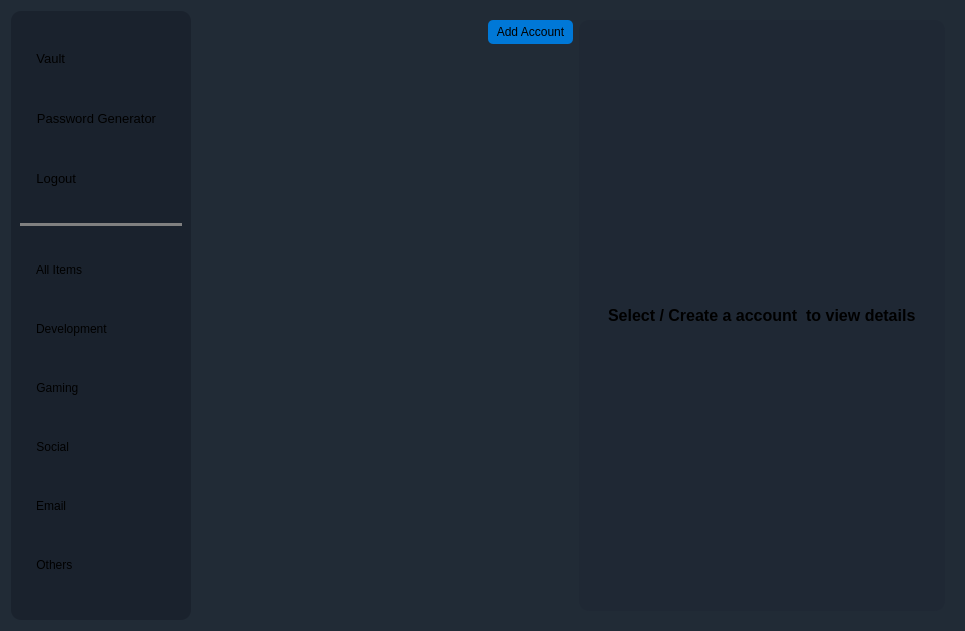
Qt form pages/view/dashboard/dashboard.ui (SahisN/PasswordManager) before a commit.
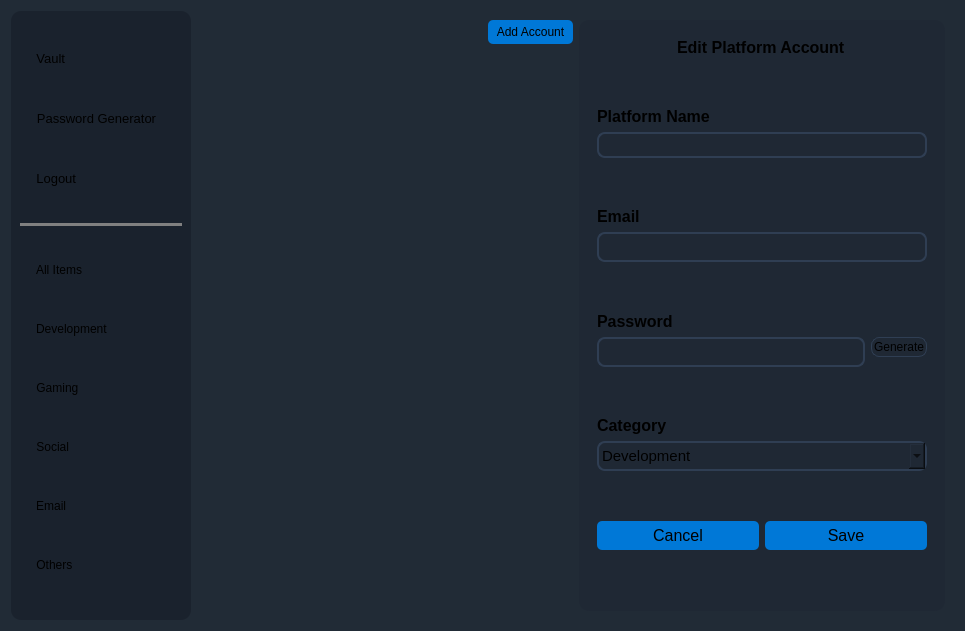
The same form after that commit. The open tabs and pages were chosen to show the change. Icons and pictures are not drawn.

Commit message: feat: Added option to edit for existing accounts

Diff of the .ui file:
```diff
--- a/pages/view/dashboard/dashboard.ui
+++ b/pages/view/dashboard/dashboard.ui
@@ -500,6 +500,19 @@
             <enum>QFrame::Shadow::Raised</enum>
            </property>
            <layout class="QVBoxLayout" name="verticalLayout_8">
+            <item>
+             <spacer name="verticalSpacer_14">
+              <property name="orientation">
+               <enum>Qt::Orientation::Vertical</enum>
+              </property>
+              <property name="sizeHint" stdset="0">
+               <size>
+                <width>20</width>
+                <height>40</height>
+               </size>
+              </property>
+             </spacer>
+            </item>
             <item>
              <widget class="QStackedWidget" name="accountPanel">
               <property name="maximumSize">
@@ -942,6 +955,333 @@
                 </item>
                </layout>
               </widget>
+              <widget class="QWidget" name="editAccountPanel">
+               <layout class="QVBoxLayout" name="verticalLayout_9">
+                <item alignment="Qt::AlignmentFlag::AlignHCenter">
+                 <widget class="QLabel" name="editAccountTitle">
+                  <property name="font">
+                   <font>
+                    <pointsize>12</pointsize>
+                    <bold>true</bold>
+                   </font>
+                  </property>
+                  <property name="text">
+                   <string>Edit Platform Account</string>
+                  </property>
+                 </widget>
+                </item>
+                <item>
+                 <spacer name="verticalSpacer_13">
+                  <property name="orientation">
+                   <enum>Qt::Orientation::Vertical</enum>
+                  </property>
+                  <property name="sizeHint" stdset="0">
+                   <size>
+                    <width>20</width>
+                    <height>40</height>
+                   </size>
+                  </property>
+                 </spacer>
+                </item>
+                <item alignment="Qt::AlignmentFlag::AlignBottom">
+                 <widget class="QLabel" name="label_5">
+                  <property name="font">
+                   <font>
+                    <pointsize>12</pointsize>
+                    <bold>true</bold>
+                   </font>
+                  </property>
+                  <property name="text">
+                   <string>Platform Name</string>
+                  </property>
+                 </widget>
+                </item>
+                <item>
+                 <widget class="QLineEdit" name="editPlatformName">
+                  <property name="styleSheet">
+                   <string notr="true">border: 2px solid #2f3e53;;
+border-radius: 8px;
+padding: 3px;
+
+</string>
+                  </property>
+                 </widget>
+                </item>
+                <item>
+                 <spacer name="verticalSpacer_12">
+                  <property name="orientation">
+                   <enum>Qt::Orientation::Vertical</enum>
+                  </property>
+                  <property name="sizeHint" stdset="0">
+                   <size>
+                    <width>20</width>
+                    <height>40</height>
+                   </size>
+                  </property>
+                 </spacer>
+                </item>
+                <item alignment="Qt::AlignmentFlag::AlignBottom">
+                 <widget class="QLabel" name="label_2">
+                  <property name="font">
+                   <font>
+                    <pointsize>12</pointsize>
+                    <bold>true</bold>
+                   </font>
+                  </property>
+                  <property name="text">
+                   <string>Email</string>
+                  </property>
+                 </widget>
+                </item>
+                <item>
+                 <widget class="QLineEdit" name="editEmailInput">
+                  <property name="font">
+                   <font>
+                    <pointsize>11</pointsize>
+                   </font>
+                  </property>
+                  <property name="styleSheet">
+                   <string notr="true">border: 2px solid #2f3e53;;
+border-radius: 8px;
+padding: 3px;
+
+</string>
+                  </property>
+                 </widget>
+                </item>
+                <item>
+                 <spacer name="verticalSpacer_11">
+                  <property name="orientation">
+                   <enum>Qt::Orientation::Vertical</enum>
+                  </property>
+                  <property name="sizeHint" stdset="0">
+                   <size>
+                    <width>20</width>
+                    <height>40</height>
+                   </size>
+                  </property>
+                 </spacer>
+                </item>
+                <item alignment="Qt::AlignmentFlag::AlignBottom">
+                 <widget class="QLabel" name="label_3">
+                  <property name="font">
+                   <font>
+                    <pointsize>12</pointsize>
+                    <bold>true</bold>
+                   </font>
+                  </property>
+                  <property name="text">
+                   <string>Password</string>
+                  </property>
+                 </widget>
+                </item>
+                <item>
+                 <layout class="QHBoxLayout" name="horizontalLayout_7">
+                  <item alignment="Qt::AlignmentFlag::AlignTop">
+                   <widget class="QLineEdit" name="editPasswordInput">
+                    <property name="font">
+                     <font>
+                      <pointsize>11</pointsize>
+                     </font>
+                    </property>
+                    <property name="styleSheet">
+                     <string notr="true">border: 2px solid #2f3e53;;
+border-radius: 8px;
+padding: 3px;
+
+</string>
+                    </property>
+                   </widget>
+                  </item>
+                  <item alignment="Qt::AlignmentFlag::AlignTop">
+                   <widget class="QPushButton" name="generatePasswordBtn">
+                    <property name="styleSheet">
+                     <string notr="true">border: 1px solid #2f3e53;;
+border-radius: 8px;
+padding: 2px;
+
+</string>
+                    </property>
+                    <property name="text">
+                     <string>Generate</string>
+                    </property>
+                    <property name="icon">
+                     <iconset resource="../../../resources.qrc">
+                      <normaloff>:/img/images/restart_logo.svg</normaloff>:/img/images/restart_logo.svg</iconset>
+                    </property>
+                    <property name="iconSize">
+                     <size>
+                      <width>24</width>
+                      <height>24</height>
+                     </size>
+                    </property>
+                   </widget>
+                  </item>
+                 </layout>
+                </item>
+                <item>
+                 <spacer name="verticalSpacer_10">
+                  <property name="orientation">
+                   <enum>Qt::Orientation::Vertical</enum>
+                  </property>
+                  <property name="sizeHint" stdset="0">
+                   <size>
+                    <width>20</width>
+                    <height>40</height>
+                   </size>
+                  </property>
+                 </spacer>
+                </item>
+                <item alignment="Qt::AlignmentFlag::AlignBottom">
+                 <widget class="QLabel" name="label_4">
+                  <property name="font">
+                   <font>
+                    <pointsize>12</pointsize>
+                    <bold>true</bold>
+                   </font>
+                  </property>
+                  <property name="text">
+                   <string>Category</string>
+                  </property>
+                 </widget>
+                </item>
+                <item>
+                 <widget class="QComboBox" name="editCategoryCombo">
+                  <property name="font">
+                   <font>
+                    <pointsize>11</pointsize>
+                   </font>
+                  </property>
+                  <property name="styleSheet">
+                   <string notr="true">border: 2px solid #2f3e53;;
+border-radius: 8px;
+padding: 3px;
+
+</string>
+                  </property>
+                  <item>
+                   <property name="text">
+                    <string>Development</string>
+                   </property>
+                  </item>
+                  <item>
+                   <property name="text">
+                    <string>Gaming</string>
+                   </property>
+                  </item>
+                  <item>
+                   <property name="text">
+                    <string>Social</string>
+                   </property>
+                  </item>
+                  <item>
+                   <property name="text">
+                    <string>Email</string>
+                   </property>
+                  </item>
+                  <item>
+                   <property name="text">
+                    <string>Other</string>
+                   </property>
+                  </item>
+                 </widget>
+                </item>
+                <item>
+                 <spacer name="verticalSpacer_9">
+                  <property name="orientation">
+                   <enum>Qt::Orientation::Vertical</enum>
+                  </property>
+                  <property name="sizeHint" stdset="0">
+                   <size>
+                    <width>20</width>
+                    <height>40</height>
+                   </size>
+                  </property>
+                 </spacer>
+                </item>
+                <item>
+                 <layout class="QHBoxLayout" name="horizontalLayout_6">
+                  <item>
+                   <widget class="QPushButton" name="cancelEditBtn">
+                    <property name="font">
+                     <font>
+                      <pointsize>12</pointsize>
+                     </font>
+                    </property>
+                    <property name="styleSheet">
+                     <string notr="true"> QPushButton {
+            background-color: #0078d7;
+            border: none;
+            padding: 5px 8px;
+            border-radius: 5px;
+        }
+
+        QPushButton:hover {
+            background-color: red;
+        }</string>
+                    </property>
+                    <property name="text">
+                     <string>Cancel</string>
+                    </property>
+                    <property name="icon">
+                     <iconset resource="../../../resources.qrc">
+                      <normaloff>:/img/images/cancel_logo.svg</normaloff>:/img/images/cancel_logo.svg</iconset>
+                    </property>
+                    <property name="iconSize">
+                     <size>
+                      <width>20</width>
+                      <height>20</height>
+                     </size>
+                    </property>
+                   </widget>
+                  </item>
+                  <item>
+                   <widget class="QPushButton" name="saveEditBtn">
+                    <property name="font">
+                     <font>
+                      <pointsize>12</pointsize>
+                     </font>
+                    </property>
+                    <property name="styleSheet">
+                     <string notr="true"> QPushButton {
+            background-color: #0078d7;
+            border: none;
+            padding: 5px 8px;
+            border-radius: 5px;
+        }</string>
+                    </property>
+                    <property name="text">
+                     <string>Save</string>
+                    </property>
+                    <property name="icon">
+                     <iconset resource="../../../resources.qrc">
+                      <normaloff>:/img/images/save_logo.svg</normaloff>:/img/images/save_logo.svg</iconset>
+                    </property>
+                    <property name="iconSize">
+                     <size>
+                      <width>20</width>
+                      <height>20</height>
+                     </size>
+                    </property>
+                   </widget>
+                  </item>
+                 </layout>
+                </item>
+                <item>
+                 <spacer name="verticalSpacer_8">
+                  <property name="orientation">
+                   <enum>Qt::Orientation::Vertical</enum>
+                  </property>
+                  <property name="sizeHint" stdset="0">
+                   <size>
+                    <width>20</width>
+                    <height>40</height>
+                   </size>
+                  </property>
+                 </spacer>
+                </item>
+               </layout>
+              </widget>
              </widget>
             </item>
            </layout>
```
Left out of the diff: 82 changed lines with no effect on the pictures. The commit also changes 14 other files.
